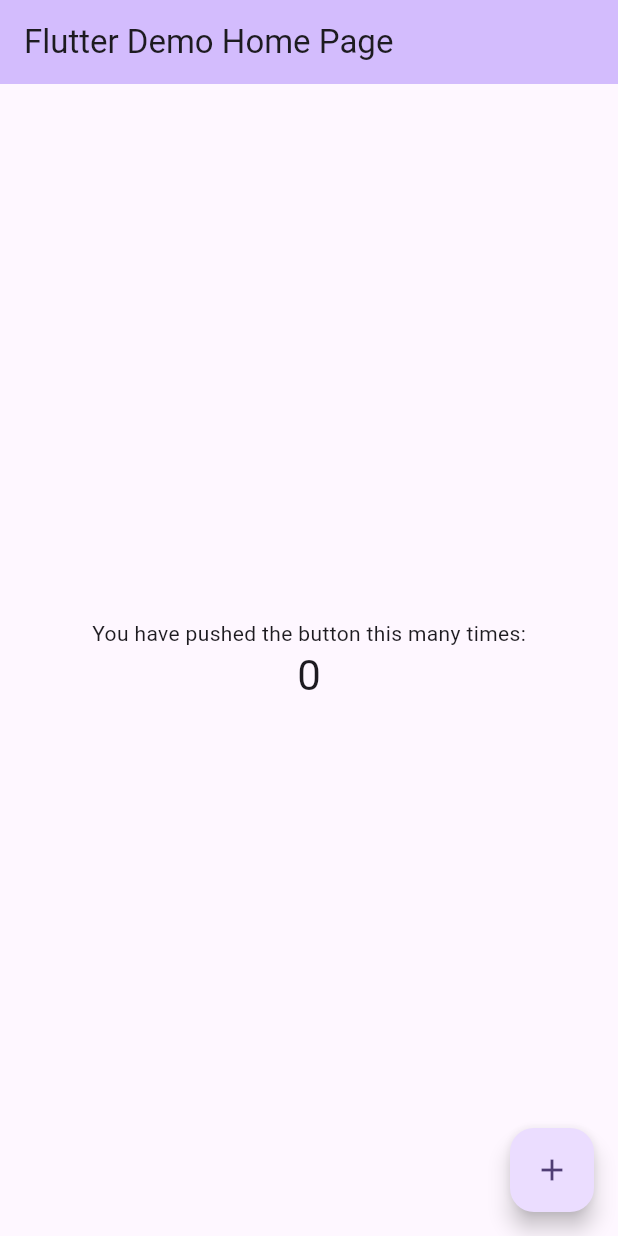
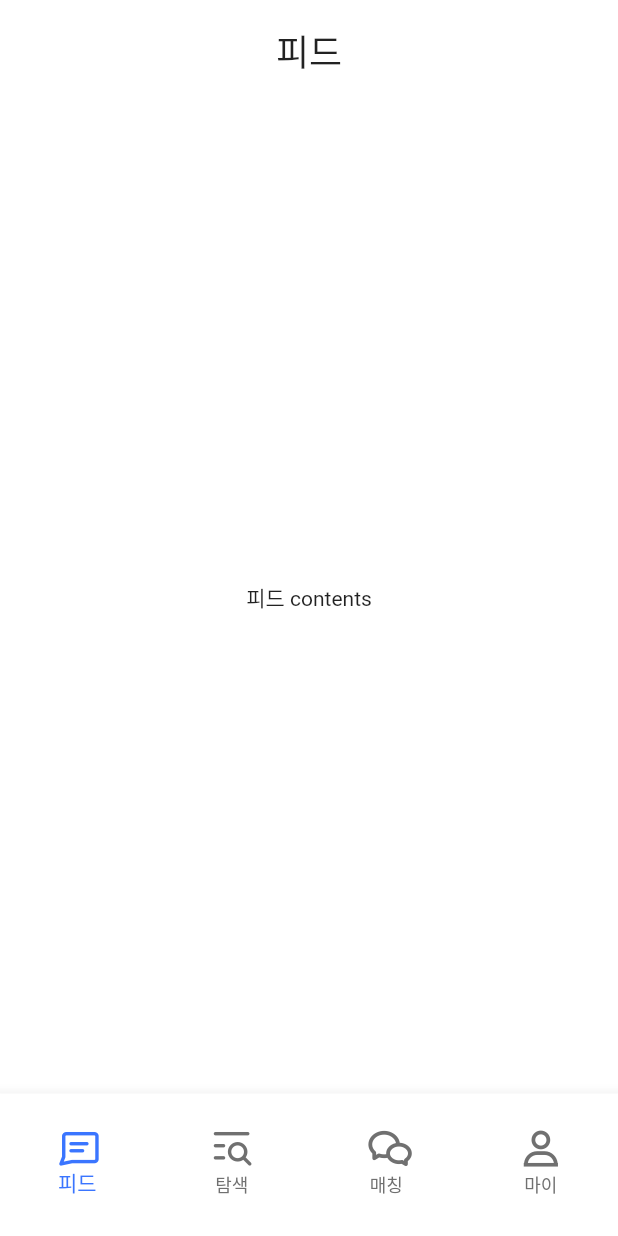
Before and after one commit to keodam/keodam-fronted-app, a Flutter app: the screen it shows after launch, on a phone screen of 412 x 824 dp. Run offline on Flutter 3.47's test engine with Material 3 defaults, Android fonts, the phone set to English and light mode, and no system bars; our stand-ins replace go_router; statements that could not run were skipped; project files that could hold a hidden picture were left out.

Commit message:
[Feat]  바텀 네비게이션 생성 - BottomNavigationScaffold 구성 - go_router 전환 시 애니메이션 제거 (transition: false)

```diff
--- /dev/null
+++ b/lib/core/presentation/widgets/bottom_navigation.dart
@@ -0,0 +1,75 @@
+import 'package:flutter/material.dart';
+import 'package:go_router/go_router.dart';
+import 'package:keodam/core/theme/colors.dart';
+import 'package:keodam/core/theme/keodam_footer_icons.dart';
+import 'package:keodam/core/theme/pretendard_weight.dart';
+import 'package:keodam/core/theme/text_styles.dart';
+
+class BottomNavigationScaffold extends StatelessWidget {
+  final Widget child;
+
+  const BottomNavigationScaffold({super.key, required this.child});
+
+  @override
+  Widget build(BuildContext context) {
+    final location = GoRouterState.of(context).uri.toString();
+
+    return Scaffold(
+      backgroundColor: pureWhite,
+      body: SafeArea(child: child),
+      bottomNavigationBar: SizedBox(
+        height: 95,
+        child: BottomNavigationBar(
+          type: BottomNavigationBarType.fixed,
+          currentIndex: _getIndex(location),
+          selectedItemColor: textBlue02,
+          unselectedItemColor: textGray,
+          selectedLabelStyle: AppTextStyle.bold12,
+          unselectedLabelStyle: AppTextStyle.bold12,
+
+          onTap: (index) {
+            switch (index) {
+              case 0:
+                context.go('/feed');
+                break;
+              case 1:
+                context.go('/explore');
+                break;
+              case 2:
+                context.go('/matching');
+                break;
+              case 3:
+                context.go('/mypage');
+                break;
+            }
+          },
+          items: const [
+            BottomNavigationBarItem(
+              icon: Icon(Keodam_footer.feed_icon_selected),
+              label: '피드',
+            ),
+            BottomNavigationBarItem(
+              icon: Icon(Keodam_footer.explore_icon_selected),
+              label: '탐색',
+            ),
+            BottomNavigationBarItem(
+              icon: Icon(Keodam_footer.matching_icon_default),
+              label: '매칭',
+            ),
+            BottomNavigationBarItem(
+              icon: Icon(Keodam_footer.mypage_icon_default),
+              label: '마이',
+            ),
+          ],
+        ),
+      ),
+    );
+  }
+
+  int _getIndex(String location) {
+    if (location.startsWith('/explore')) return 1;
+    if (location.startsWith('/matching')) return 2;
+    if (location.startsWith('/mypage')) return 3;
+    return 0;
+  }
+}
--- /dev/null
+++ b/lib/core/router/app_router.dart
@@ -0,0 +1,62 @@
+import 'package:flutter/material.dart';
+import 'package:go_router/go_router.dart';
+import 'package:keodam/core/presentation/screens/splash_screen.dart';
+import 'package:keodam/features/explore/presentation/screens/explore_screen.dart';
+import 'package:keodam/features/feed/presentation/screens/feed_screen.dart';
+import 'package:keodam/features/matching/presentation/screens/matching_screen.dart';
+import 'package:keodam/features/mypage/presentation/screens/mypage_screen.dart';
+import 'package:keodam/core/presentation/widgets/bottom_navigation.dart'; // 이름 바꿔도 OK
+
+final GoRouter router = GoRouter(
+  initialLocation: '/splash',
+  routes: [
+    GoRoute(path: '/splash', builder: (context, state) => const SplashScreen()),
+
+    ShellRoute(
+      builder:
+          (context, state, child) => BottomNavigationScaffold(child: child),
+      routes: [
+        GoRoute(
+          path: '/feed',
+          pageBuilder:
+              (context, state) => CustomTransitionPage(
+                child: FeedScreen(),
+                transitionsBuilder:
+                    (context, animation, secondaryAnimation, child) => child,
+                transitionDuration: Duration.zero,
+              ),
+        ),
+        GoRoute(
+          path: '/explore',
+          pageBuilder:
+              (context, state) => CustomTransitionPage(
+                child: ExploreScreen(),
+                transitionsBuilder:
+                    (context, animation, secondaryAnimation, child) => child,
+                transitionDuration: Duration.zero,
+              ),
+        ),
+        GoRoute(
+          path: '/matching',
+          pageBuilder:
+              (context, state) => CustomTransitionPage(
+                child: MatchingScreen(),
+                transitionsBuilder:
+                    (context, animation, secondaryAnimation, child) => child,
+                transitionDuration: Duration.zero,
+              ),
+        ),
+        GoRoute(
+          path: '/mypage',
+          pageBuilder:
+              (context, state) => CustomTransitionPage(
+                child: MypageScreen(),
+                transitionsBuilder:
+                    (context, animation, secondaryAnimation, child) => child,
+                transitionDuration: Duration.zero,
+              ),
+        ),
+      ],
+    ),
+  ],
+);
--- /dev/null
+++ b/lib/features/feed/presentation/screens/feed_screen.dart
@@ -0,0 +1,18 @@
+import 'package:flutter/material.dart';
+
+class FeedScreen extends StatelessWidget {
+  const FeedScreen({super.key});
+
+  @override
+  Widget build(BuildContext context) {
+    return Column(
+      children: const [
+        Padding(
+          padding: EdgeInsets.all(16),
+          child: Text("피드", style: TextStyle(fontSize: 24)),
+        ),
+        Expanded(child: Center(child: Text("피드 contents"))),
+      ],
+    );
+  }
+}
--- a/lib/main.dart
+++ b/lib/main.dart
@@ -1,4 +1,6 @@
 import 'package:flutter/material.dart';
+import 'package:keodam/core/router/app_router.dart';
+import 'package:keodam/core/theme/colors.dart';
 
 void main() {
   runApp(const MyApp());
@@ -7,116 +9,21 @@ void main() {
 class MyApp extends StatelessWidget {
   const MyApp({super.key});
 
-  // This widget is the root of your application.
   @override
   Widget build(BuildContext context) {
-    return MaterialApp(
-      title: 'Flutter Demo',
+    return MaterialApp.router(
+      routerConfig: router,
+      title: 'Keodam App',
+      debugShowCheckedModeBanner: false,
       theme: ThemeData(
-        // This is the theme of your application.
-        //
-        // TRY THIS: Try running your application with "flutter run". You'll see
-        // the application has a purple toolbar. Then, without quitting the app,
-        // try changing the seedColor in the colorScheme below to Colors.green
-        // and then invoke "hot reload" (save your changes or press the "hot
-        // reload" button in a Flutter-supported IDE, or press "r" if you used
-        // the command line to start the app).
-        //
-        // Notice that the counter didn't reset back to zero; the application
-        // state is not lost during the reload. To reset the state, use hot
-        // restart instead.
-        //
-        // This works for code too, not just values: Most code changes can be
-        // tested with just a hot reload.
-        colorScheme: ColorScheme.fromSeed(seedColor: Colors.deepPurple),
+        useMaterial3: false,
+        bottomNavigationBarTheme: BottomNavigationBarThemeData(
+          selectedItemColor: pointColor529DFF,
+          unselectedItemColor: textGray,
+          backgroundColor: pureWhite,
+        ),
+        scaffoldBackgroundColor: pureWhite,
       ),
-      home: const MyHomePage(title: 'Flutter Demo Home Page'),
     );
   }
 }
-
-class MyHomePage extends StatefulWidget {
-  const MyHomePage({super.key, required this.title});
-
-  // This widget is the home page of your application. It is stateful, meaning
-  // that it has a State object (defined below) that contains fields that affect
-  // how it looks.
-
-  // This class is the configuration for the state. It holds the values (in this
-  // case the title) provided by the parent (in this case the App widget) and
-  // used by the build method of the State. Fields in a Widget subclass are
-  // always marked "final".
-
-  final String title;
-
-  @override
-  State<MyHomePage> createState() => _MyHomePageState();
-}
-
-class _MyHomePageState extends State<MyHomePage> {
-  int _counter = 0;
-
-  void _incrementCounter() {
-    setState(() {
-      // This call to setState tells the Flutter framework that something has
-      // changed in this State, which causes it to rerun the build method below
-      // so that the display can reflect the updated values. If we changed
-      // _counter without calling setState(), then the build method would not be
-      // called again, and so nothing would appear to happen.
-      _counter++;
-    });
-  }
-
-  @override
-  Widget build(BuildContext context) {
-    // This method is rerun every time setState is called, for instance as done
-    // by the _incrementCounter method above.
-    //
-    // The Flutter framework has been optimized to make rerunning build methods
-    // fast, so that you can just rebuild anything that needs updating rather
-    // than having to individually change instances of widgets.
-    return Scaffold(
-      appBar: AppBar(
-        // TRY THIS: Try changing the color here to a specific color (to
-        // Colors.amber, perhaps?) and trigger a hot reload to see the AppBar
-        // change color while the other colors stay the same.
-        backgroundColor: Theme.of(context).colorScheme.inversePrimary,
-        // Here we take the value from the MyHomePage object that was created by
-        // the App.build method, and use it to set our appbar title.
-        title: Text(widget.title),
-      ),
-      body: Center(
-        // Center is a layout widget. It takes a single child and positions it
-        // in the middle of the parent.
-        child: Column(
-          // Column is also a layout widget. It takes a list of children and
-          // arranges them vertically. By default, it sizes itself to fit its
-          // children horizontally, and tries to be as tall as its parent.
-          //
-          // Column has various properties to control how it sizes itself and
-          // how it positions its children. Here we use mainAxisAlignment to
-          // center the children vertically; the main axis here is the vertical
-          // axis because Columns are vertical (the cross axis would be
-          // horizontal).
-          //
-          // TRY THIS: Invoke "debug painting" (choose the "Toggle Debug Paint"
-          // action in the IDE, or press "p" in the console), to see the
-          // wireframe for each widget.
-          mainAxisAlignment: MainAxisAlignment.center,
-          children: <Widget>[
-            const Text('You have pushed the button this many times:'),
-            Text(
-              '$_counter',
-              style: Theme.of(context).textTheme.headlineMedium,
-            ),
-          ],
-        ),
-      ),
-      floatingActionButton: FloatingActionButton(
-        onPressed: _incrementCounter,
-        tooltip: 'Increment',
-        child: const Icon(Icons.add),
-      ), // This trailing comma makes auto-formatting nicer for build methods.
-    );
-  }
-}
```
Also changed, not shown: lib/core/presentation/screens/splash_screen.dart (added, +42 -0 lines), lib/features/explore/presentation/screens/explore_screen.dart (added, +18 -0 lines), lib/features/matching/presentation/screens/matching_screen.dart (added, +18 -0 lines), lib/features/mypage/presentation/screens/mypage_screen.dart (added, +18 -0 lines), pubspec.lock.
